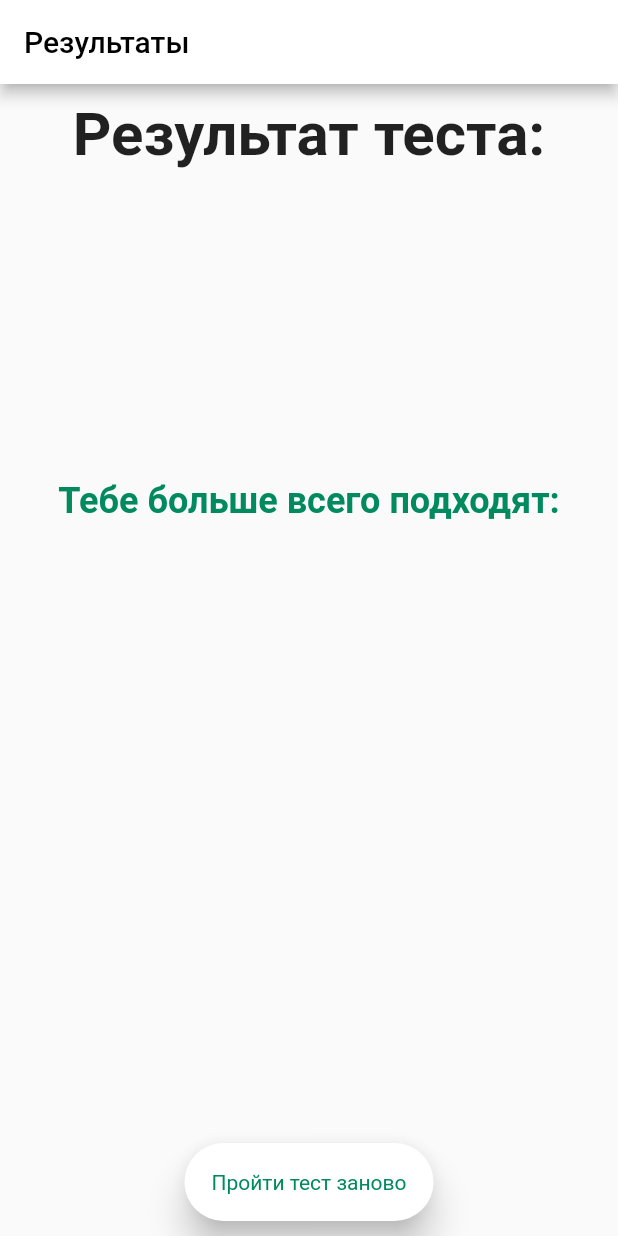
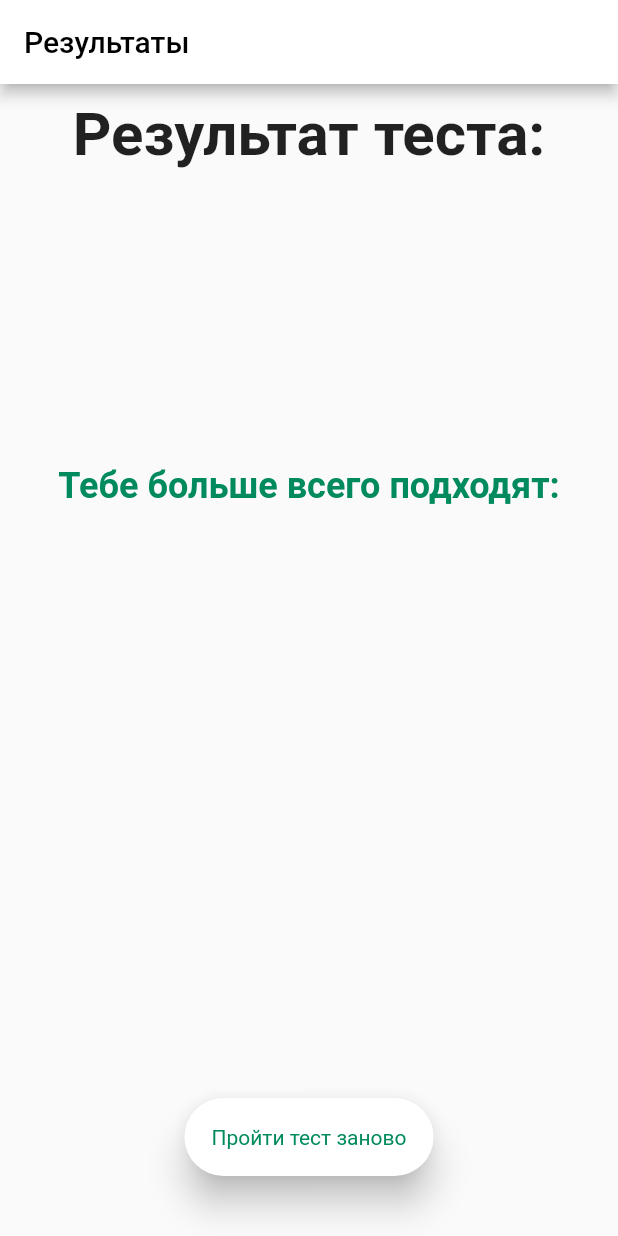
Before and after one commit to oBc9Hka/bntu_app, a Flutter app: the ResultScreen screen opened directly with empty values, on a phone screen of 412 x 824 dp. Run offline on Flutter 3.47's test engine with Material 2 defaults, Android fonts, the phone set to English and light mode, and no system bars; our stand-ins replace carousel_slider, cloud_firestore, firebase_auth, firebase_core, firebase_storage, fluttertoast and 2 more; missing offline and left inert: custom_splash, yandex_mapkit; accounts and stored records are empty; statements that could not run were skipped.

```diff
--- a/lib/ui/pages/quizz_view/result_screen.dart
+++ b/lib/ui/pages/quizz_view/result_screen.dart
@@ -2,7 +2,6 @@ import 'package:bntu_app/providers/app_provider.dart';
 import 'package:bntu_app/ui/constants/constants.dart';
 import 'package:bntu_app/ui/pages/speciality_views/faculty_info.dart';
 import 'package:carousel_slider/carousel_slider.dart';
-import 'package:cloud_firestore/cloud_firestore.dart';
 import 'package:flutter/cupertino.dart';
 import 'package:flutter/material.dart';
 import 'package:provider/provider.dart';
@@ -26,7 +25,6 @@ class _ResultScreenState extends State<ResultScreen> {
   Map<String, int> _tagsFrequency = {};
   int maxFrequency = 0;
   bool _mayFitVisibility = true;
-
 
   void _getTagsFrequencyList() {
     list = [];
@@ -97,12 +95,8 @@ class _ResultScreenState extends State<ResultScreen> {
     _getMaxFrequency();
     _setTitles();
 
-
-
     const Color mainColor = Constants.mainColor;
-    return Consumer<AppProvider>(
-        builder: (context, state, child) {
-
+    return Consumer<AppProvider>(builder: (context, state, child) {
       List<MapEntry<dynamic, int>> sortedQueryList = [];
       for (var sortedListItem in _sortedList) {
         for (var facultiesListItem in state.faculties) {
@@ -116,7 +110,12 @@ class _ResultScreenState extends State<ResultScreen> {
           title: Text('Результаты'),
         ),
         body: Padding(
-              padding: const EdgeInsets.all(10.0),
+          padding: const EdgeInsets.only(
+            top: 10,
+            left: 10,
+            right: 10,
+            bottom: 40,
+          ),
           child: Column(
             mainAxisAlignment: MainAxisAlignment.spaceBetween,
             crossAxisAlignment: CrossAxisAlignment.center,
@@ -156,7 +155,7 @@ class _ResultScreenState extends State<ResultScreen> {
                           );
                         },
                         child: Text(
-                              item.key.get('shortName'),
+                          item.key.shortName,
                           style: TextStyle(fontSize: 26, color: mainColor),
                         ),
                       ),
@@ -186,7 +185,8 @@ class _ResultScreenState extends State<ResultScreen> {
                                 constraints: BoxConstraints(
                                     minWidth: 50,
                                     maxWidth:
-                                        MediaQuery.of(context).size.width * 0.8),
+                                        MediaQuery.of(context).size.width *
+                                            0.8),
                                 decoration: BoxDecoration(
                                   borderRadius: BorderRadius.circular(10),
                                   border: Border.all(color: Colors.grey),
@@ -203,7 +203,7 @@ class _ResultScreenState extends State<ResultScreen> {
                                     );
                                   },
                                   child: Text(
-                                        item.key.get('shortName'),
+                                    item.key.shortName,
                                     style: TextStyle(color: Colors.grey),
                                   ),
                                 ),
@@ -243,6 +243,5 @@ class _ResultScreenState extends State<ResultScreen> {
         ),
       );
     });
-
   }
 }
```
Also changed, not shown: lib/ui/pages/quizz_view/quizz_screen.dart (+26 -9 lines). Lines whose indentation alone changed are shown as unchanged.
